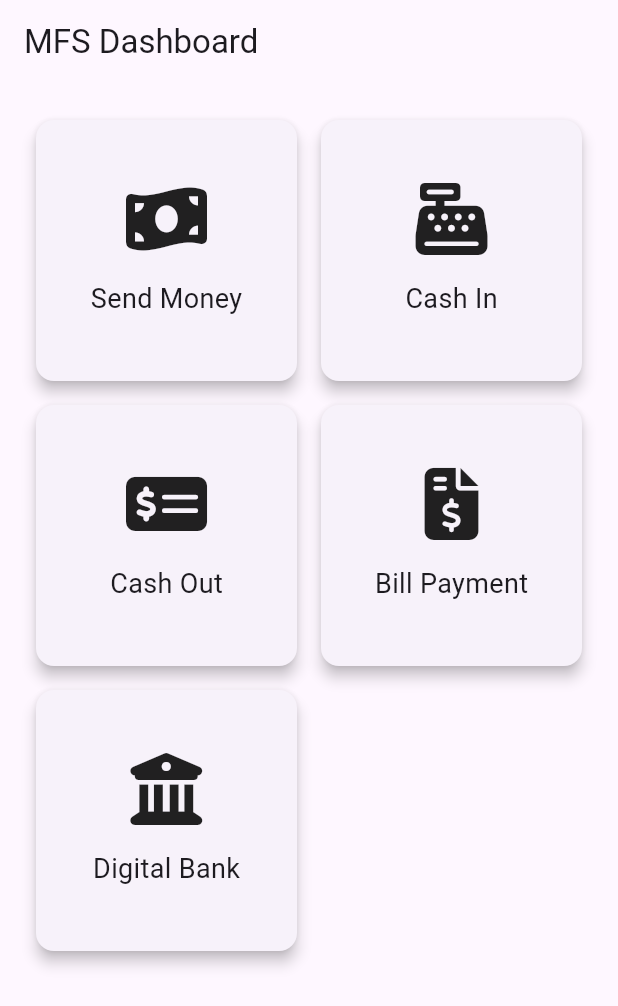
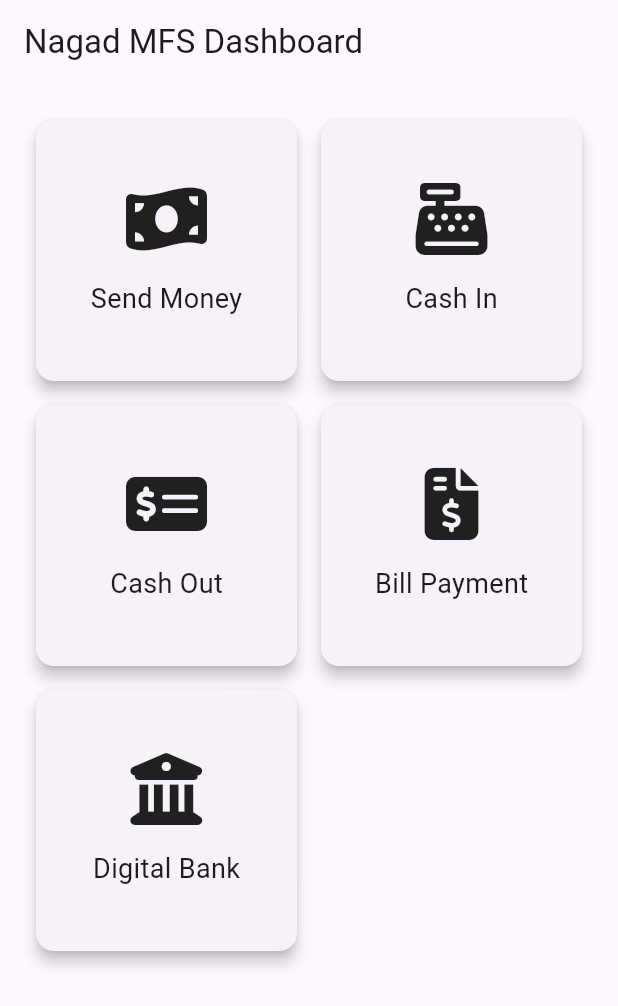
Before and after one commit to nazndev/mfs_app, a Flutter app: the screen it shows after launch, on a phone screen of 412 x 824 dp. Shown: the top 1006 px of the screen. Run offline on Flutter 3.47's test engine with Material 3 defaults, Android fonts, the light colour scheme and no system bars; our stand-ins replace font_awesome_flutter; missing offline and left inert: digital_banking_sdk.

Commit message:
Initial commit

```diff
--- a/lib/dashboard_screen.dart
+++ b/lib/dashboard_screen.dart
@@ -7,7 +7,7 @@
   Widget build(BuildContext context) {
     return Scaffold(
       appBar: AppBar(
-        title: Text('MFS Dashboard'),
+        title: Text('Nagad MFS Dashboard'),
       ),
       body: GridView.count(
         crossAxisCount: 2,
--- a/pubspec.yaml
+++ b/pubspec.yaml
@@ -8,10 +8,12 @@
   flutter:
     sdk: flutter
   digital_banking_sdk:
+    #path: ../digital_banking_sdk
     git:
       url: https://github.com/nazndev/digital_banking_sdk.git
-      ref: master  # You can specify a branch, tag, or commit hash
+      ref: master
   font_awesome_flutter: ^10.1.0
+
 
 dev_dependencies:
   flutter_test:
```
Also changed, not shown: pubspec.lock.
